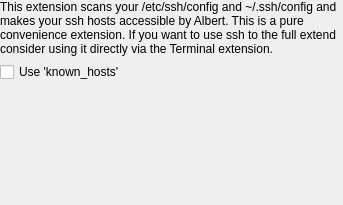
Before: the Qt Designer form ssh/src/configwidget.ui in albertlauncher/plugins, drawn with Qt 5.
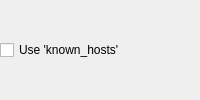
After: the same form once the commit is applied.

Commit message: [ssh] remove spacer

```diff
--- a/ssh/src/configwidget.ui
+++ b/ssh/src/configwidget.ui
@@ -2,14 +2,6 @@
 <ui version="4.0">
  <class>ConfigWidget</class>
  <widget class="QWidget" name="ConfigWidget">
-  <property name="geometry">
-   <rect>
-    <x>0</x>
-    <y>0</y>
-    <width>343</width>
-    <height>205</height>
-   </rect>
-  </property>
   <layout class="QVBoxLayout">
    <property name="leftMargin">
     <number>0</number>
@@ -23,16 +15,6 @@
    <property name="bottomMargin">
     <number>0</number>
    </property>
-   <item>
-    <widget class="QLabel" name="label">
-     <property name="text">
-      <string>This extension scans your /etc/ssh/config and ~/.ssh/config and makes your ssh hosts accessible by Albert. This is a pure convenience extension. If you want to use ssh to the full extend consider using it directly via the Terminal extension.</string>
-     </property>
-     <property name="wordWrap">
-      <bool>true</bool>
-     </property>
-    </widget>
-   </item>
    <item>
     <widget class="QCheckBox" name="checkBox_knownhosts">
      <property name="text">
@@ -40,19 +22,6 @@
      </property>
     </widget>
    </item>
-   <item>
-    <spacer name="verticalSpacer">
-     <property name="orientation">
-      <enum>Qt::Vertical</enum>
-     </property>
-     <property name="sizeHint" stdset="0">
-      <size>
-       <width>20</width>
-       <height>40</height>
-      </size>
-     </property>
-    </spacer>
-   </item>
   </layout>
  </widget>
  <resources/>
```
